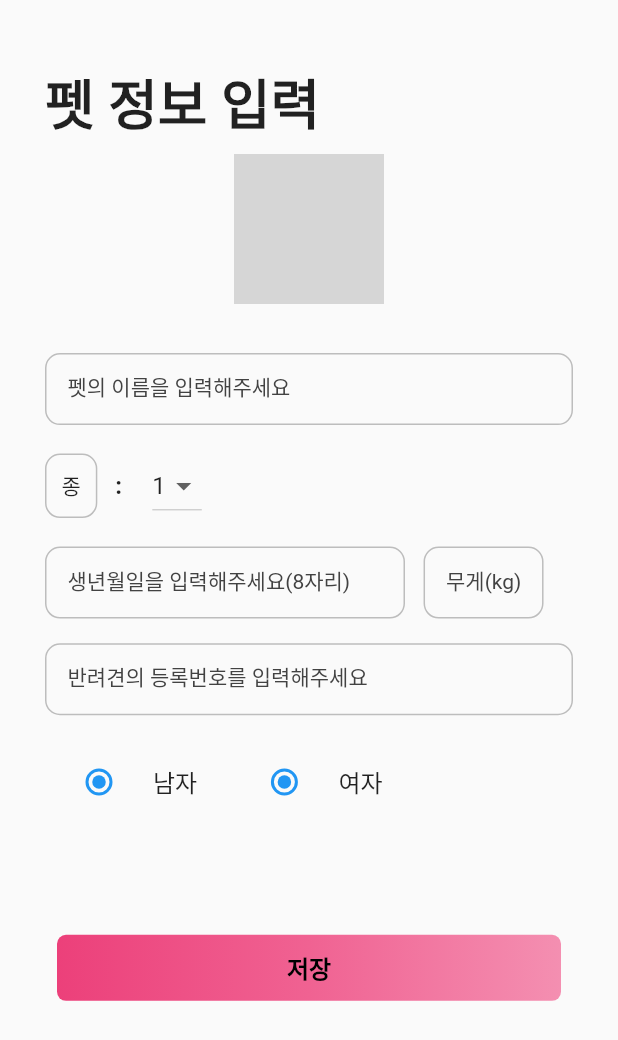
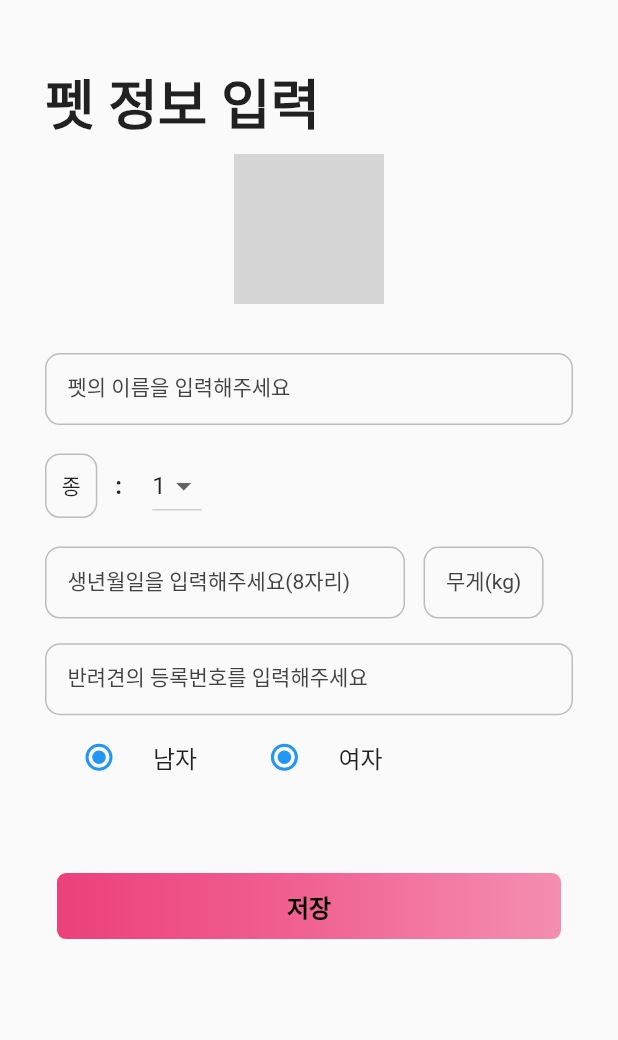
Before and after one commit to JmSmartProject/FrontEnd, a Flutter app: the PetSignupPage screen opened directly, on a phone screen of 412 x 824 dp. Shown: the top 1040 px of the screen. Run offline on Flutter 3.47's test engine with Material 2 defaults, Android fonts, the phone set to English and light mode, and no system bars; network calls fail; grey boxes are pictures that could not be loaded.

Commit message:
Update pet_signup.dart

```diff
--- a/JMSmart_project/lib/modules/login_page/pet_signup.dart
+++ b/JMSmart_project/lib/modules/login_page/pet_signup.dart
@@ -194,9 +194,6 @@ class _PetSignupState extends State<PetSignupPage> {
                   floatingLabelBehavior: FloatingLabelBehavior.auto,
                 ),
               ),
-              SizedBox(
-                  height: size.height * 0.02
-              ),
               Row(
                 children: <Widget>[
                   Container(
@@ -227,7 +224,7 @@ class _PetSignupState extends State<PetSignupPage> {
                 ],
               ),
               SizedBox(
-                  height: size.height * 0.08
+                  height: size.height * 0.05
               ),
               Container(
                 height: 60,
```
